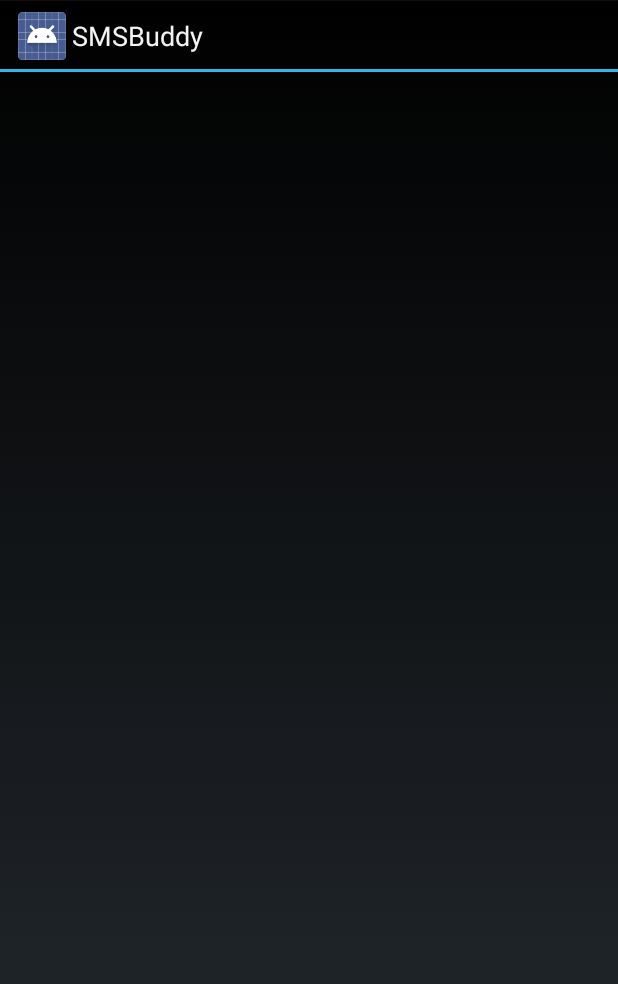
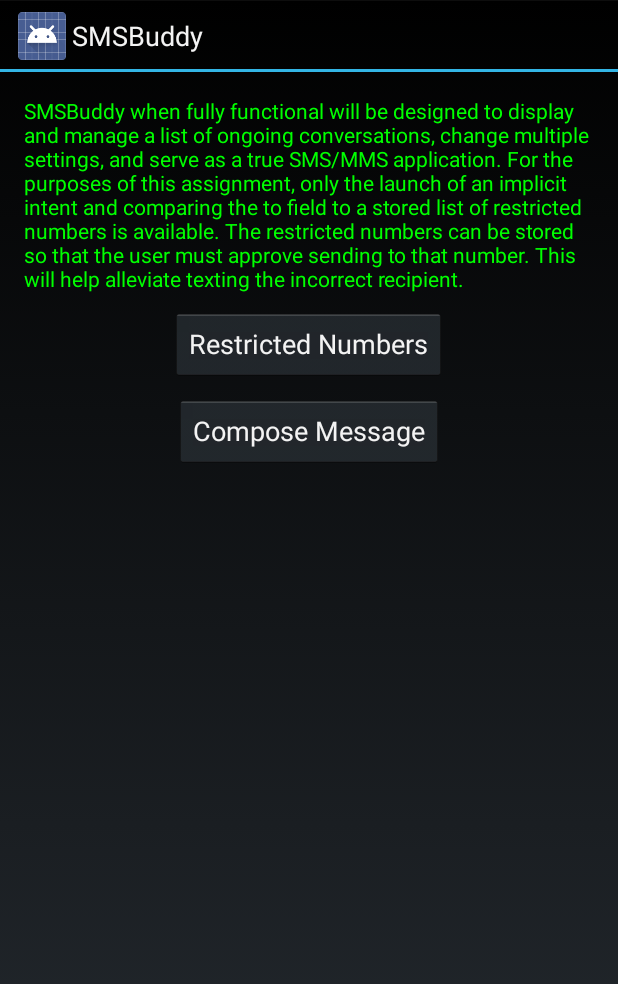
Before and after one commit to geeksbsmrt/MDF3_Crawford, an Android app: the screen it shows after launch (MyActivity), on a phone screen of 412 x 824 dp. Shown: the top 984 px of the screen. Run offline under Robolectric (Android 15) with nearby library versions, the phone set to English and light mode, and no system bars.

Commit message:
Start layout of main activity.  Needs lots of work

```diff
--- a/SMSBuddy/app/src/main/java/com/example/adamcrawford/smsbuddy/MyActivity.java
+++ b/SMSBuddy/app/src/main/java/com/example/adamcrawford/smsbuddy/MyActivity.java
@@ -3,50 +3,74 @@ package com.example.adamcrawford.smsbuddy;
 import android.annotation.TargetApi;
 import android.app.Activity;
 import android.app.AlertDialog;
-import android.app.Dialog;
+import android.content.Context;
 import android.content.DialogInterface;
 import android.content.Intent;
 import android.os.Build;
 import android.os.Bundle;
 import android.provider.Telephony;
-import android.view.Menu;
-import android.view.MenuItem;
+import android.util.Log;
 import android.view.View;
 import android.widget.Button;
 
 
 public class MyActivity extends Activity {
 
+    private String TAG = "Main Activity";
+    private Context context = this;
+
     @Override
     protected void onCreate(Bundle savedInstanceState) {
         super.onCreate(savedInstanceState);
         setContentView(R.layout.activity_my);
-        if (android.os.Build.VERSION.SDK_INT == Build.VERSION_CODES.KITKAT) {
-            setDefault();
-        }
+
+        final Button composeButton = (Button) findViewById(R.id.composeButton);
+
+        composeButton.setOnClickListener(new View.OnClickListener() {
+            @Override
+            public void onClick(View view) {
+                Intent composeIntent = new Intent(context, SMSActivity.class);
+                startActivity(composeIntent);
+            }
+        });
     }
 
+    //taken from the internet to allow the default use of this app for SMS/MMS with API 19
     @TargetApi(19)
     private void setDefault(){
+        //creates string to compare the default app to
         final String myPackageName = getPackageName();
-        if (!Telephony.Sms.getDefaultSmsPackage(this).equals(myPackageName) || Telephony.Sms.getDefaultSmsPackage(this).isEmpty()) {
+        //compare the default SMS app to my app name
+        if (!Telephony.Sms.getDefaultSmsPackage(this).equals(myPackageName)) {
             // App is not default.
-            // Show the "not currently set as the default SMS app" interface
-            AlertDialog alert = new AlertDialog.Builder(this).setTitle(R.string.SMSDefault).setMessage(R.string.notDefault).setPositiveButton(R.string.defaultButton, new DialogInterface.OnClickListener() {
+            //Build alert dialog informing user to set app as default
+            new AlertDialog.Builder(this).setTitle(R.string.SMSDefault).setMessage(R.string.notDefault).setPositiveButton(R.string.defaultButton, new DialogInterface.OnClickListener() {
                 @Override
                 public void onClick(DialogInterface dialogInterface, int i) {
-                    Intent intent =
-                            new Intent(Telephony.Sms.Intents.ACTION_CHANGE_DEFAULT);
-                    intent.putExtra(Telephony.Sms.Intents.EXTRA_PACKAGE_NAME,
-                            myPackageName);
+                    //build intent to change the default
+                    Intent intent = new Intent(Telephony.Sms.Intents.ACTION_CHANGE_DEFAULT);
+                    //set my name as an extra
+                    intent.putExtra(Telephony.Sms.Intents.EXTRA_PACKAGE_NAME, myPackageName);
+                    //start the intent
                     startActivity(intent);
                 }
             }).setNegativeButton(R.string.defaultCancel, new DialogInterface.OnClickListener() {
                 @Override
                 public void onClick(DialogInterface dialogInterface, int i) {
-
+                    //TODO TOAST message
+                    dialogInterface.dismiss();
                 }
             }).show();
         }
     }
+
+    @Override
+    protected void onResume() {
+
+        Log.i(TAG, "On Resume");
+        if (android.os.Build.VERSION.SDK_INT == Build.VERSION_CODES.KITKAT) {
+            setDefault();
+        }
+        super.onResume();
+    }
 }
--- a/SMSBuddy/app/src/main/java/com/example/adamcrawford/smsbuddy/SMSActivity.java
+++ b/SMSBuddy/app/src/main/java/com/example/adamcrawford/smsbuddy/SMSActivity.java
@@ -1,16 +1,12 @@
 package com.example.adamcrawford.smsbuddy;
 
 import android.app.Activity;
-import android.content.ContentResolver;
 import android.content.Intent;
 import android.database.Cursor;
 import android.net.Uri;
 import android.os.Bundle;
-import android.provider.Contacts;
 import android.provider.ContactsContract;
-import android.provider.Telephony;
 import android.util.Log;
-import android.util.Xml;
 import android.view.View;
 import android.widget.Button;
 import android.widget.EditText;
--- a/SMSBuddy/app/src/main/res/layout/activity_my.xml
+++ b/SMSBuddy/app/src/main/res/layout/activity_my.xml
@@ -8,5 +8,29 @@
     android:paddingBottom="@dimen/activity_vertical_margin"
     tools:context=".MyActivity">
 
+    <TextView
+        android:layout_width="wrap_content"
+        android:layout_height="wrap_content"
+        android:id="@+id/appDesc"
+        android:text="@string/appDesc"
+        android:layout_marginBottom="10dp"/>
+
+    <Button
+        android:layout_width="wrap_content"
+        android:layout_height="wrap_content"
+        android:id="@+id/settings"
+        android:layout_below="@id/appDesc"
+        android:layout_centerHorizontal="true"
+        android:layout_marginBottom="10dp"
+        android:text="@string/restrict"
+        />
+
+    <Button
+        android:layout_width="wrap_content"
+        android:layout_height="wrap_content"
+        android:id="@+id/composeButton"
+        android:text="@string/composeButton"
+        android:layout_centerHorizontal="true"
+        android:layout_below="@id/settings"/>
 
 </RelativeLayout>
--- a/SMSBuddy/app/src/main/res/values/strings.xml
+++ b/SMSBuddy/app/src/main/res/values/strings.xml
@@ -11,5 +11,8 @@
     <string name="notDefault">SMSBuddy is not the Default SMS Application. To utilize the full functionality, press the Set Default button to set it as the default.</string>
     <string name="defaultButton">Set Default</string>
     <string name="defaultCancel">Cancel</string>
+    <string name="composeButton">Compose Message</string>
+    <string name="appDesc">SMSBuddy when fully functional will be designed to display and manage a list of ongoing conversations, change multiple settings, and serve as a true SMS/MMS application.  For the purposes of this assignment, only the launch of an implicit intent and comparing the to field to a stored list of "restricted" numbers is available.  The "restricted" numbers can be stored so that the user must approve sending to that number.  This will help alleviate texting the incorrect recipient.</string>
+    <string name="restrict">Restricted Numbers</string>
 
 </resources>
```
